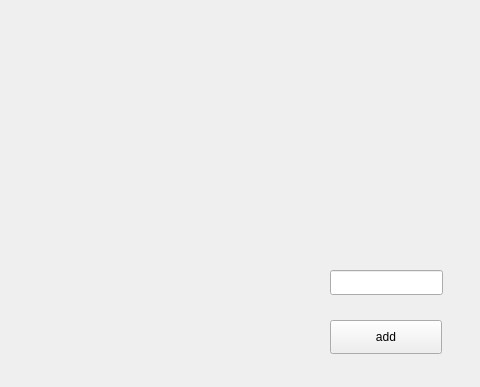
First picture: the form in DSVis/WINDOW/operation.ui, repository Dreamerryao/CPlusPlus-Project, before the edit; both pictures show x 320 to 800 and y 0 to 387 of the 800 by 600 pixel window.
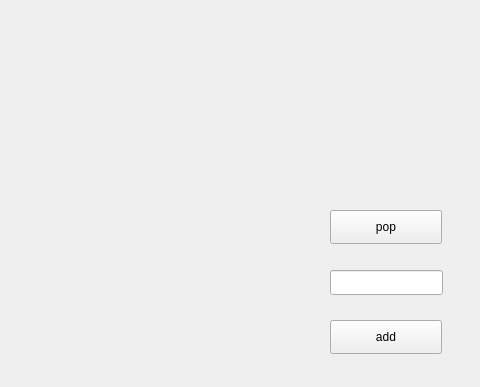
Second picture: the form after the edit.

Commit message: add pop buttom

What changed in the file:
```diff
--- a/DSVis/WINDOW/operation.ui
+++ b/DSVis/WINDOW/operation.ui
@@ -95,6 +95,19 @@
      </rect>
     </property>
    </widget>
+   <widget class="QPushButton" name="pushButton_2">
+    <property name="geometry">
+     <rect>
+      <x>650</x>
+      <y>210</y>
+      <width>112</width>
+      <height>34</height>
+     </rect>
+    </property>
+    <property name="text">
+     <string>pop</string>
+    </property>
+   </widget>
   </widget>
   <widget class="QStatusBar" name="statusbar"/>
  </widget>
```
The commit also changes 2 other files.
